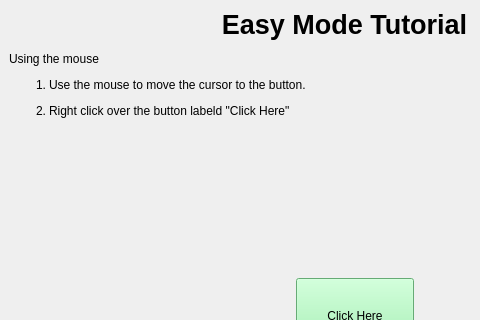
This is easy.1.mouse.ui in oualline/trolley.sim as Qt 5 draws it before an edit; both pictures show x 0 to 480 and y 0 to 320 of the 689 by 517 pixel window. The edited form follows.
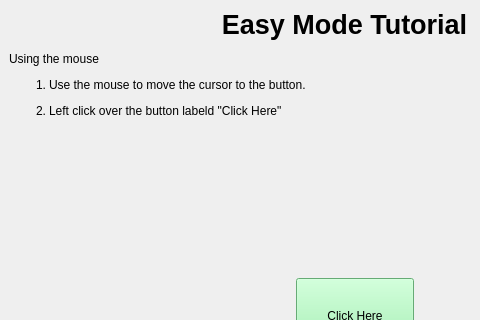
This is the edited form.

Patch:
```diff
--- a/easy.1.mouse.ui
+++ b/easy.1.mouse.ui
@@ -23,7 +23,7 @@
       <item>
        <widget class="QLabel" name="label">
         <property name="text">
-         <string>&lt;html&gt;&lt;head/&gt;&lt;body&gt;&lt;p align=&quot;center&quot;&gt;&lt;span style=&quot; font-size:20pt; font-weight:600;&quot;&gt;Easy Mode Tutorial&lt;/span&gt;&lt;/p&gt;&lt;p&gt;Using the mouse&lt;/p&gt;&lt;ol style=&quot;margin-top: 0px; margin-bottom: 0px; margin-left: 0px; margin-right: 0px; -qt-list-indent: 1;&quot;&gt;&lt;li style=&quot; margin-top:12px; margin-bottom:0px; margin-left:0px; margin-right:0px; -qt-block-indent:0; text-indent:0px;&quot;&gt;Use the mouse to move the cursor to the button.&lt;/li&gt;&lt;li style=&quot; margin-top:12px; margin-bottom:0px; margin-left:0px; margin-right:0px; -qt-block-indent:0; text-indent:0px;&quot;&gt;Right click over the button labeld &amp;quot;Click Here&amp;quot;&lt;/li&gt;&lt;/ol&gt;&lt;/body&gt;&lt;/html&gt;</string>
+         <string>&lt;html&gt;&lt;head/&gt;&lt;body&gt;&lt;p align=&quot;center&quot;&gt;&lt;span style=&quot; font-size:20pt; font-weight:600;&quot;&gt;Easy Mode Tutorial&lt;/span&gt;&lt;/p&gt;&lt;p&gt;Using the mouse&lt;/p&gt;&lt;ol style=&quot;margin-top: 0px; margin-bottom: 0px; margin-left: 0px; margin-right: 0px; -qt-list-indent: 1;&quot;&gt;&lt;li style=&quot; margin-top:12px; margin-bottom:0px; margin-left:0px; margin-right:0px; -qt-block-indent:0; text-indent:0px;&quot;&gt;Use the mouse to move the cursor to the button.&lt;/li&gt;&lt;li style=&quot; margin-top:12px; margin-bottom:0px; margin-left:0px; margin-right:0px; -qt-block-indent:0; text-indent:0px;&quot;&gt;Left click over the button labeld &amp;quot;Click Here&amp;quot;&lt;/li&gt;&lt;/ol&gt;&lt;/body&gt;&lt;/html&gt;</string>
         </property>
        </widget>
       </item>
```
